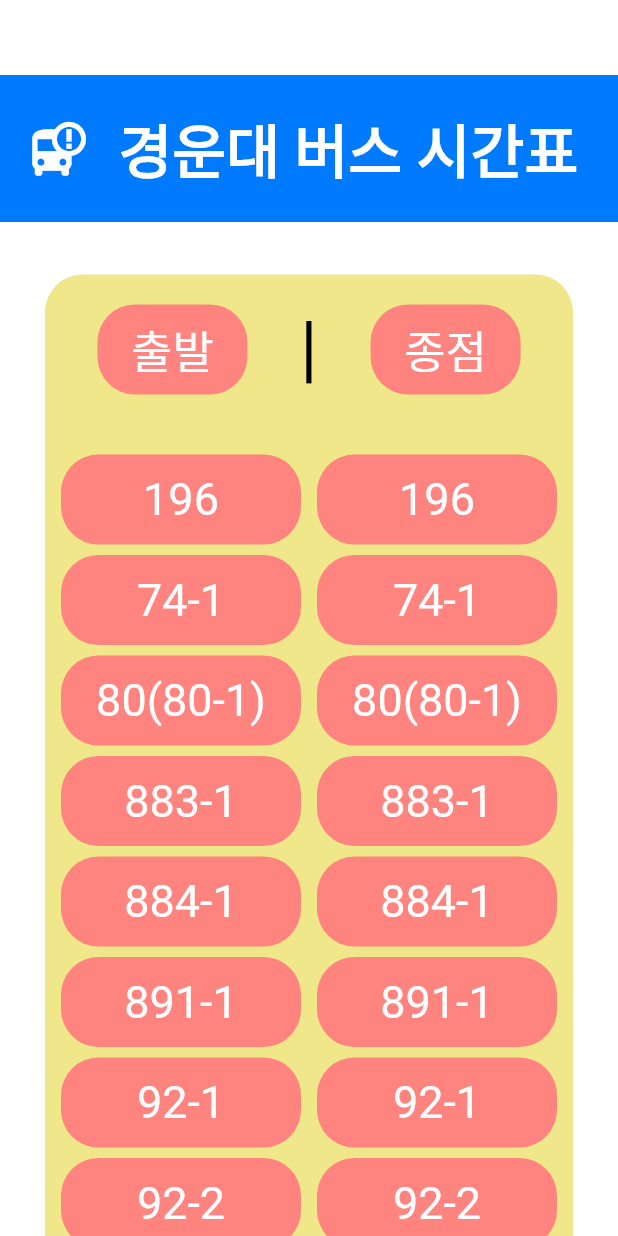
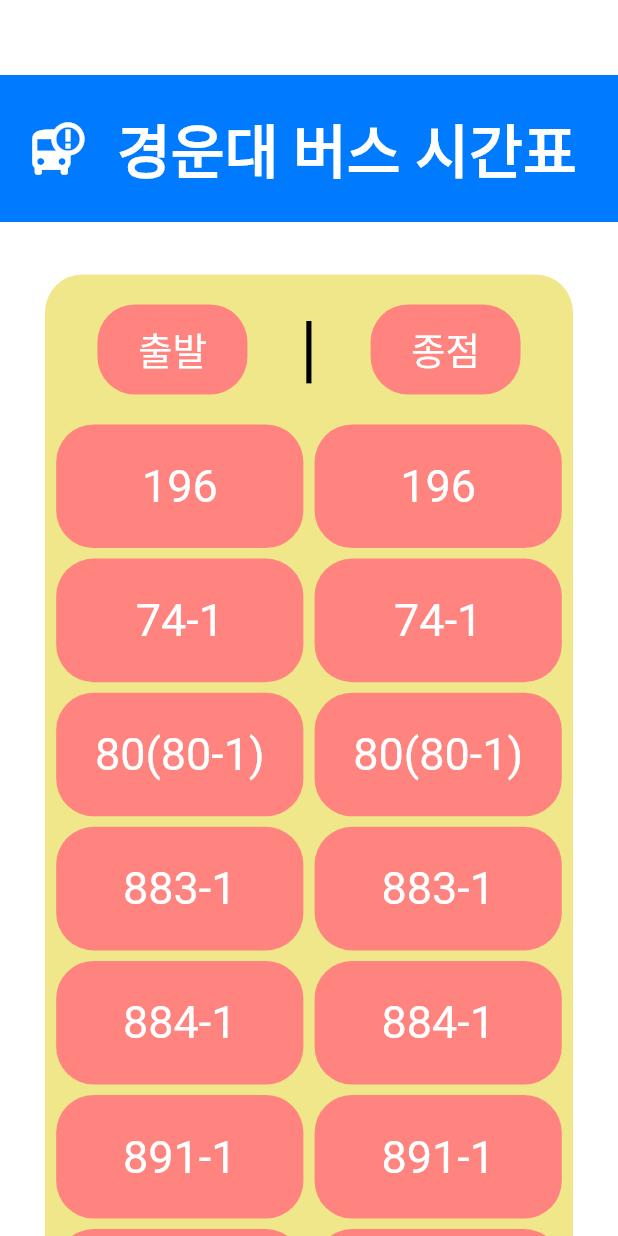
Before and after one commit to pnut1020/bus_, a Flutter app: the screen it shows after launch, on a phone screen of 412 x 824 dp. Run offline on Flutter 3.47's test engine with Material 2 defaults, Android fonts, the phone set to English and light mode, and no system bars.

Commit message:
optimize for mobile and add ios images

```diff
--- a/lib/screens/home_screen.dart
+++ b/lib/screens/home_screen.dart
@@ -33,7 +33,7 @@ class _HomeScreenState extends State<HomeScreen> {
                     Icon(
                       Icons.bus_alert,
                       color: Colors.white,
-                      size: 39,
+                      size: 38,
                     ),
                     SizedBox(
                       width: 20,
@@ -88,7 +88,7 @@ class _HomeScreenState extends State<HomeScreen> {
                             '출발',
                             style: TextStyle(
                               color: Colors.white,
-                              fontSize: 30,
+                              fontSize: 25,
                             ),
                           ),
                         ),
@@ -116,7 +116,7 @@ class _HomeScreenState extends State<HomeScreen> {
                             '종점',
                             style: TextStyle(
                               color: Colors.white,
-                              fontSize: 30,
+                              fontSize: 25, // "종점" 텍스트 사이즈
                             ),
                           ),
                         ),
@@ -124,7 +124,7 @@ class _HomeScreenState extends State<HomeScreen> {
                     ],
                   ),
                   const SizedBox(
-                    height: 40,
+                    height: 20,
                   ),
                   Row(
                     mainAxisAlignment: MainAxisAlignment.spaceEvenly,
--- a/lib/widget/contB.dart
+++ b/lib/widget/contB.dart
@@ -8,9 +8,20 @@ class contB extends StatelessWidget {
   final String bnum;
   @override
   Widget build(BuildContext context) {
+//2023/05/24 Update for mobile
+// get screen size part
+// get screen size part
+    double screenWidth = MediaQuery.of(context).size.width; // mobile widget
+    double screenHeight = MediaQuery.of(context).size.height; // mobile height
+// set widget size part
+// set widget size part
+    double widget_Width = screenWidth * 0.4; // button size
+    double widget_Height = screenHeight * 0.1; // button size
+// FIXME: screen size변경 後
+// fontSize와 header(title부분) 수정필요
     return Container(
-      height: 60,
-      width: 160,
+      height: widget_Height,
+      width: widget_Width,
       decoration: BoxDecoration(
         color: const Color(
           0xffff847f,
```
Also changed, not shown: lib/screens/Businfo.dart (added, +80 -0 lines), 51 other files.
